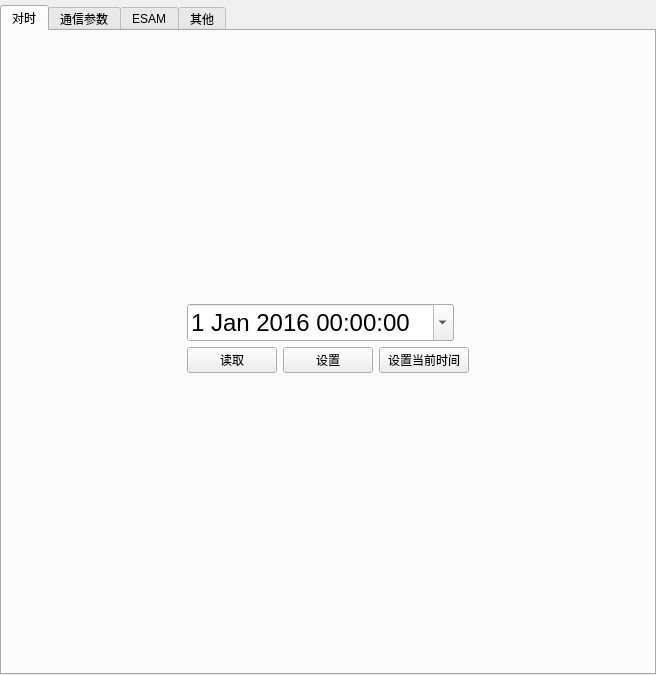
The window that UI/param_window.ui (KayFelicities/698trans) describes before a commit, drawn with Qt 5.
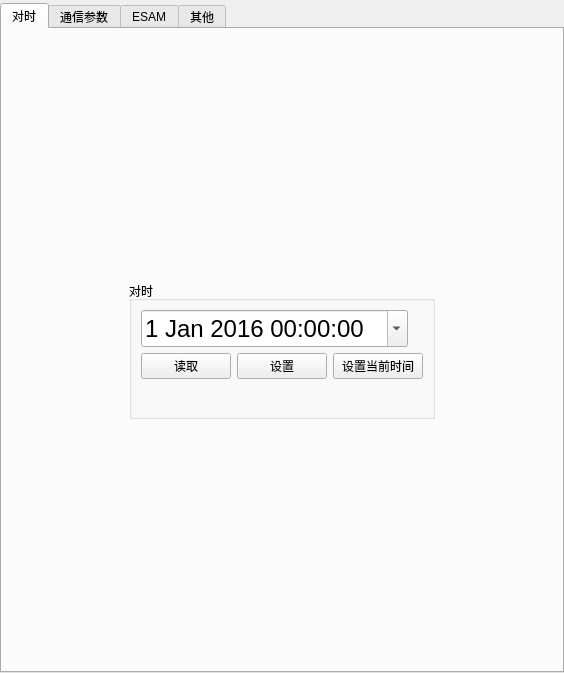
The same window after the commit. Icons and pictures are not drawn.

Diff of the .ui file:
```diff
--- a/UI/param_window.ui
+++ b/UI/param_window.ui
@@ -6,8 +6,8 @@
    <rect>
     <x>0</x>
     <y>0</y>
-    <width>656</width>
-    <height>653</height>
+    <width>564</width>
+    <height>651</height>
    </rect>
   </property>
   <property name="windowTitle">
@@ -24,7 +24,7 @@
      <number>0</number>
     </property>
     <property name="topMargin">
-     <number>5</number>
+     <number>3</number>
     </property>
     <property name="rightMargin">
      <number>0</number>
@@ -32,6 +32,9 @@
     <property name="bottomMargin">
      <number>0</number>
     </property>
+    <property name="spacing">
+     <number>0</number>
+    </property>
     <item row="0" column="0">
      <widget class="QTabWidget" name="tabWidget">
       <property name="currentIndex">
@@ -41,7 +44,7 @@
        <attribute name="title">
         <string>对时</string>
        </attribute>
-       <layout class="QGridLayout" name="gridLayout">
+       <layout class="QGridLayout" name="gridLayout_6">
         <item row="0" column="0">
          <layout class="QVBoxLayout" name="verticalLayout_2">
           <item>
@@ -73,6 +76,12 @@
              </spacer>
             </item>
             <item>
+             <widget class="QGroupBox" name="groupBox">
+              <property name="title">
+               <string>对时</string>
+              </property>
+              <layout class="QGridLayout" name="gridLayout">
+               <item row="0" column="0">
              <layout class="QVBoxLayout" name="verticalLayout">
               <item>
                <widget class="QDateTimeEdit" name="DT_box">
@@ -193,7 +202,7 @@
               <item>
                <widget class="QPushButton" name="DT_set_res_t">
                 <property name="text">
-                 <string> </string>
+                    <string/>
                 </property>
                 <property name="flat">
                  <bool>true</bool>
@@ -201,6 +210,9 @@
                </widget>
               </item>
              </layout>
+               </item>
+              </layout>
+             </widget>
             </item>
             <item>
              <spacer name="horizontalSpacer_2">
```
Left out of the diff: 2 changed lines with no effect on the pictures. Lines whose indentation alone changed are shown as unchanged.
